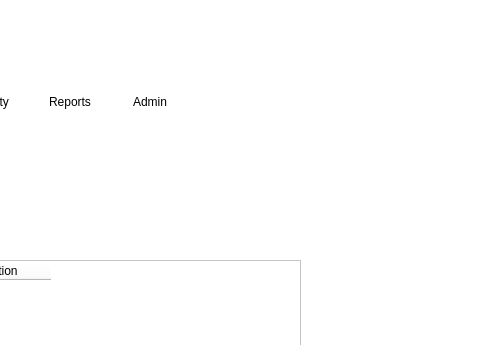
Above: gui/menuwindow.ui from pauqiu/la-gang-gang before the change; both pictures show x 620 to 1100 and y 0 to 345 of the 1100 by 700 pixel window. Below: the same form after it.
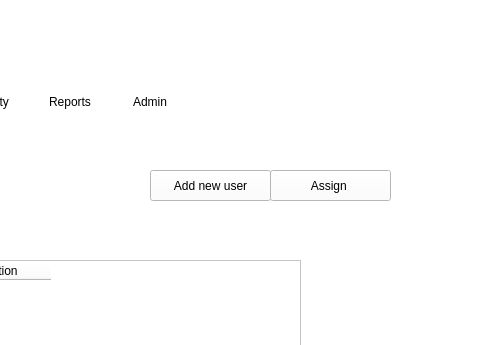
That is the form after the change. The open tabs and pages were chosen to show the change.

Commit message: Add users option in admin section implemented

What changed in the file:
```diff
--- a/gui/menuwindow.ui
+++ b/gui/menuwindow.ui
@@ -373,6 +373,38 @@
          </property>
         </column>
        </widget>
+       <widget class="QPushButton" name="addUserButton">
+        <property name="geometry">
+         <rect>
+          <x>540</x>
+          <y>40</y>
+          <width>121</width>
+          <height>31</height>
+         </rect>
+        </property>
+        <property name="styleSheet">
+         <string notr="true">color: rgb(0, 0, 0);</string>
+        </property>
+        <property name="text">
+         <string>Add new user</string>
+        </property>
+       </widget>
+       <widget class="QPushButton" name="asignRoleButton">
+        <property name="geometry">
+         <rect>
+          <x>660</x>
+          <y>40</y>
+          <width>121</width>
+          <height>31</height>
+         </rect>
+        </property>
+        <property name="styleSheet">
+         <string notr="true">color: rgb(0, 0, 0);</string>
+        </property>
+        <property name="text">
+         <string>Assign </string>
+        </property>
+       </widget>
       </widget>
      </widget>
     </widget>
```
The commit also changes 7 other files.
